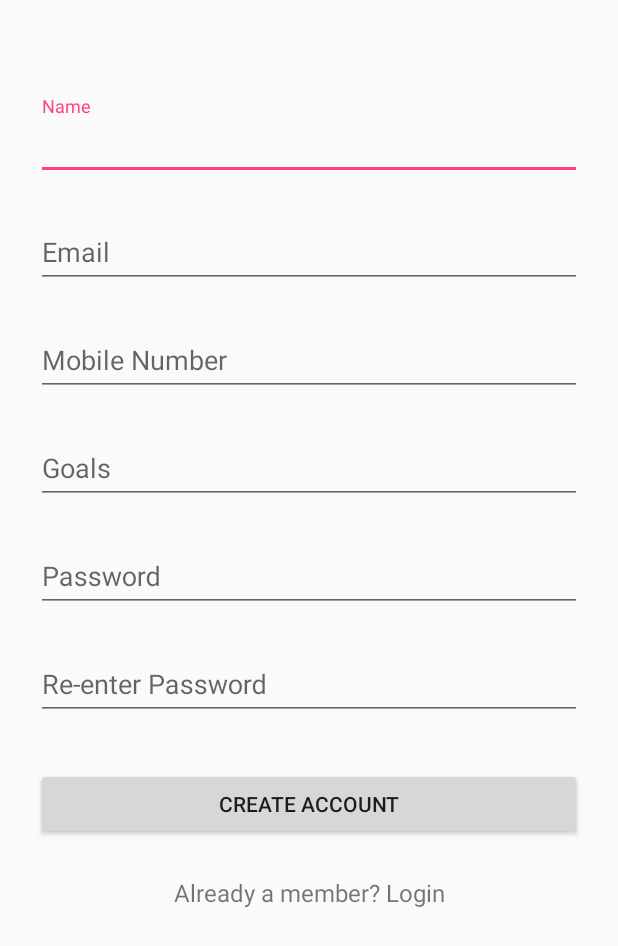
After one commit to arturomcgill/HealCity, an Android app: the HealCitySignUpActivity screen opened directly, with no data from a screen before it, on a phone screen of 412 x 824 dp. The commit adds this screen. Shown: the top 946 px of the screen. Run offline under Robolectric (Android 15) with nearby library versions, the phone set to English and light mode, and no system bars; our stand-ins replace Firebase (no records; nobody signed in at launch, a user with empty details on screens opened directly).

Commit message:
Commiting login/signup

```diff
--- a/app/src/main/AndroidManifest.xml
+++ b/app/src/main/AndroidManifest.xml
@@ -29,6 +29,11 @@
                 <category android:name="android.intent.category.LAUNCHER" />
             </intent-filter>
         </activity>
+        <activity android:name=".HealCitySignUpActivity" android:launchMode="singleInstance">
+            <intent-filter>
+                <action android:name="android.intent.action.DEFAULT" />
+            </intent-filter>
+        </activity>
     </application>
 
 </manifest>
--- /dev/null
+++ b/app/src/main/java/edu/umd/arturomcgill/healcity/HealCitySignUpActivity.java
@@ -0,0 +1,183 @@
+package edu.umd.arturomcgill.healcity;
+
+import android.content.Intent;
+import android.os.Bundle;
+import android.support.v7.app.AppCompatActivity;
+import android.util.Log;
+import android.view.View;
+import android.widget.Button;
+import android.widget.EditText;
+import android.widget.TextView;
+import android.widget.Toast;
+
+import android.support.annotation.NonNull;
+
+import com.google.android.gms.tasks.OnCompleteListener;
+import com.google.android.gms.tasks.Task;
+import com.google.firebase.auth.AuthResult;
+import com.google.firebase.auth.FirebaseAuth;
+import com.google.firebase.auth.FirebaseUser;
+import com.google.firebase.database.DatabaseReference;
+import com.google.firebase.database.FirebaseDatabase;
+
+
+
+public class HealCitySignUpActivity extends AppCompatActivity {
+    private static final String TAG = "SignupActivity";
+
+    EditText nameText;
+    EditText emailText;
+    EditText mobileText;
+    EditText passwordText;
+    EditText reEnterPasswordText;
+    EditText goalsText;
+    Button signupButton;
+    TextView loginLink;
+    private FirebaseAuth mAuth;
+
+    @Override
+    public void onCreate(Bundle savedInstanceState) {
+        super.onCreate(savedInstanceState);
+        setContentView(R.layout.activity_heal_city_signup);
+        //ButterKnife.bind(this);
+        nameText = (EditText) findViewById(R.id.input_name);
+        emailText = (EditText) findViewById(R.id.input_email);
+        mobileText = (EditText) findViewById(R.id.input_mobile);
+        passwordText = (EditText) findViewById(R.id.input_password);
+        reEnterPasswordText = (EditText) findViewById(R.id.input_reEnterPassword);
+        goalsText = (EditText) findViewById(R.id.input_goals);
+        signupButton = (Button) findViewById(R.id.btn_signup);
+        loginLink = (TextView) findViewById(R.id.link_login);
+
+        mAuth = FirebaseAuth.getInstance();
+
+
+
+        signupButton.setOnClickListener(new View.OnClickListener() {
+            @Override
+            public void onClick(View v) {
+                signup(emailText.getText().toString(), passwordText.getText().toString());
+            }
+        });
+
+        loginLink.setOnClickListener(new View.OnClickListener() {
+            @Override
+            public void onClick(View v) {
+                // Finish the registration screen and return to the Login activity
+//                Intent intent = new Intent(getApplicationContext(),LoginActivity.class);
+//                startActivity(intent);
+                finish();
+                //overridePendingTransition(R.anim.push_left_in, R.anim.push_left_out);
+            }
+        });
+    }
+
+    public void signup(final String email, final String password) {
+        Log.d(TAG, "Signup");
+
+        if (!validate()) {
+            onSignupFailed();
+            return;
+        }
+
+        signupButton.setEnabled(false);
+
+        // [START create_user_with_email]
+        mAuth.createUserWithEmailAndPassword(email, password)
+                .addOnCompleteListener(this, new OnCompleteListener<AuthResult>() {
+                    @Override
+                    public void onComplete(@NonNull Task<AuthResult> task) {
+                        if (task.isSuccessful()) {
+                            // Sign in success, update UI with the signed-in user's information
+                            Log.d(TAG, "createUserWithEmail:success");
+                            Toast.makeText(HealCitySignUpActivity.this, "Registration successful.",
+                                    Toast.LENGTH_SHORT).show();
+                            FirebaseUser user = mAuth.getCurrentUser();
+                            String userId = user.getUid();
+                            DatabaseReference mRef = FirebaseDatabase.getInstance().getReference();
+                            User userAccount = new User(email, userId);
+                            mRef.child("users").child(userId).setValue(userAccount);
+                        } else {
+                            // If sign in fails, display a message to the user.
+                            Log.w(TAG, "createUserWithEmail:failure", task.getException());
+                            Toast.makeText(HealCitySignUpActivity.this, "Registration failed.",
+                                    Toast.LENGTH_SHORT).show();
+                            finish();
+                        }
+
+                        // [START_EXCLUDE]
+                        // [END_EXCLUDE]
+                    }
+                });
+        // [END create_user_with_email]
+
+
+        // TODO: Implement your own signup logic here.
+
+        new android.os.Handler().postDelayed(
+                new Runnable() {
+                    public void run() {
+                        // On complete call either onSignupSuccess or onSignupFailed
+                        // depending on success
+                        onSignupSuccess();
+                        // onSignupFailed();
+                        // progressDialog.dismiss();
+                    }
+                }, 3000);
+    }
+
+
+    public void onSignupSuccess() {
+        signupButton.setEnabled(true);
+        setResult(RESULT_OK, null);
+        finish();
+    }
+
+    public void onSignupFailed() {
+        Toast.makeText(getBaseContext(), "Signup failed", Toast.LENGTH_LONG).show();
+
+        signupButton.setEnabled(true);
+    }
+
+    public boolean validate() {
+        boolean valid = true;
+
+        String email = emailText.getText().toString();
+        String mobile = mobileText.getText().toString();
+        String password = passwordText.getText().toString();
+        String reEnterPassword = reEnterPasswordText.getText().toString();
+        String pattern = "(?=.*[0-9])(?=.*[a-z])(?=.*[A-Z])(?=\\S+$).{8,}";
+
+
+
+        if (email.isEmpty() || !android.util.Patterns.EMAIL_ADDRESS.matcher(email).matches()) {
+            emailText.setError("enter a valid email address");
+            valid = false;
+        } else {
+            emailText.setError(null);
+        }
+
+        if (mobile.isEmpty() || mobile.length() !=10) {
+            mobileText.setError("Enter Valid Mobile Number");
+            valid = false;
+        } else {
+            mobileText.setError(null);
+        }
+
+        if (password.isEmpty() || password.length() < 8 || !password.matches(pattern)) {
+            passwordText.setError("not a valid password");
+            valid = false;
+        } else {
+            passwordText.setError(null);
+        }
+
+        if (!(reEnterPassword.equals(password))) {
+            reEnterPasswordText.setError("Passwords Do not match");
+            valid = false;
+        } else {
+            reEnterPasswordText.setError(null);
+        }
+
+        return valid;
+    }
+}
--- a/app/src/main/java/edu/umd/arturomcgill/healcity/User.java
+++ b/app/src/main/java/edu/umd/arturomcgill/healcity/User.java
@@ -391,12 +391,12 @@ public class User
         return dailySteps;
     }
 
-    public void setDailysteps(HashMap<Date, Integer> dailySteps)
+    public void setDailySteps(HashMap<Date, Integer> dailySteps)
     {
         this.dailySteps = dailySteps;
     }
 
-    public void resetDailysteps()
+    public void resetDailySteps()
     {
         this.dailySteps = new HashMap<Date, Integer>();
     }
--- /dev/null
+++ b/app/src/main/res/layout/activity_heal_city_signup.xml
@@ -0,0 +1,115 @@
+<?xml version="1.0" encoding="utf-8"?>
+<ScrollView
+    xmlns:android="http://schemas.android.com/apk/res/android"
+    android:layout_width="fill_parent"
+    android:layout_height="fill_parent"
+    android:fitsSystemWindows="true">
+
+    <LinearLayout
+        android:orientation="vertical"
+        android:layout_width="match_parent"
+        android:layout_height="wrap_content"
+        android:paddingTop="56dp"
+        android:paddingLeft="24dp"
+        android:paddingRight="24dp">
+
+        <!-- Name Label -->
+        <android.support.design.widget.TextInputLayout
+            android:layout_width="match_parent"
+            android:layout_height="wrap_content"
+            android:layout_marginTop="8dp"
+            android:layout_marginBottom="8dp">
+            <EditText android:id="@+id/input_name"
+                android:layout_width="match_parent"
+                android:layout_height="wrap_content"
+                android:inputType="textPersonName"
+                android:hint="Name" />
+        </android.support.design.widget.TextInputLayout>
+
+
+        <!--  Email Label -->
+        <android.support.design.widget.TextInputLayout
+            android:layout_width="match_parent"
+            android:layout_height="wrap_content"
+            android:layout_marginTop="8dp"
+            android:layout_marginBottom="8dp">
+            <EditText android:id="@+id/input_email"
+                android:layout_width="match_parent"
+                android:layout_height="wrap_content"
+                android:inputType="textEmailAddress"
+                android:hint="Email" />
+        </android.support.design.widget.TextInputLayout>
+
+
+        <!-- mobile number -->
+        <android.support.design.widget.TextInputLayout
+            android:layout_width="match_parent"
+            android:layout_height="wrap_content"
+            android:layout_marginTop="8dp"
+            android:layout_marginBottom="8dp">
+            <EditText android:id="@+id/input_mobile"
+                android:layout_width="match_parent"
+                android:layout_height="wrap_content"
+                android:inputType="number"
+                android:hint="Mobile Number" />
+        </android.support.design.widget.TextInputLayout>
+
+        <!--  Goals Label -->
+        <android.support.design.widget.TextInputLayout
+            android:layout_width="match_parent"
+            android:layout_height="wrap_content"
+            android:layout_marginTop="8dp"
+            android:layout_marginBottom="8dp">
+            <EditText android:id="@+id/input_goals"
+                android:layout_width="match_parent"
+                android:layout_height="wrap_content"
+                android:inputType="text"
+                android:hint="Goals" />
+        </android.support.design.widget.TextInputLayout>
+
+        <!-- Password Label -->
+        <android.support.design.widget.TextInputLayout
+            android:layout_width="match_parent"
+            android:layout_height="wrap_content"
+            android:layout_marginTop="8dp"
+            android:layout_marginBottom="8dp">
+            <EditText android:id="@+id/input_password"
+                android:layout_width="match_parent"
+                android:layout_height="wrap_content"
+                android:inputType="textPassword"
+                android:hint="Password"/>
+        </android.support.design.widget.TextInputLayout>
+
+        <!-- Password Re-enter Label -->
+        <android.support.design.widget.TextInputLayout
+            android:layout_width="match_parent"
+            android:layout_height="wrap_content"
+            android:layout_marginTop="8dp"
+            android:layout_marginBottom="8dp">
+            <EditText android:id="@+id/input_reEnterPassword"
+                android:layout_width="match_parent"
+                android:layout_height="wrap_content"
+                android:inputType="textPassword"
+                android:hint="Re-enter Password"/>
+        </android.support.design.widget.TextInputLayout>
+
+        <!-- Signup Button -->
+        <android.support.v7.widget.AppCompatButton
+            android:id="@+id/btn_signup"
+            android:layout_width="fill_parent"
+            android:layout_height="wrap_content"
+            android:layout_marginTop="24dp"
+            android:layout_marginBottom="24dp"
+            android:padding="12dp"
+            android:text="Create Account"/>
+
+        <TextView android:id="@+id/link_login"
+            android:layout_width="fill_parent"
+            android:layout_height="wrap_content"
+            android:layout_marginBottom="24dp"
+            android:text="Already a member? Login"
+            android:gravity="center"
+            android:textSize="16dip"/>
+
+    </LinearLayout>
+</ScrollView>
--- a/app/src/main/res/values/strings.xml
+++ b/app/src/main/res/values/strings.xml
@@ -6,9 +6,9 @@
 
     <!-- Strings related to login -->
     <string name="prompt_email">Email</string>
-    <string name="prompt_password">Password (optional)</string>
-    <string name="action_sign_in">Sign in or register</string>
-    <string name="action_sign_in_short">Sign in</string>
+    <string name="prompt_password">Password</string>
+    <string name="action_sign_in">Sign In</string>
+    <string name="action_sign_up">Sign Up</string>
     <string name="error_invalid_email">This email address is invalid</string>
     <string name="error_invalid_password">This password is too short</string>
     <string name="error_incorrect_password">This password is incorrect</string>
```
Also changed, not shown: app/src/main/java/edu/umd/arturomcgill/healcity/HealCityLoginActivity.java (+5 -2 lines), app/src/main/res/layout/activity_heal_city_login.xml (+4 -4 lines), 10 other files.
